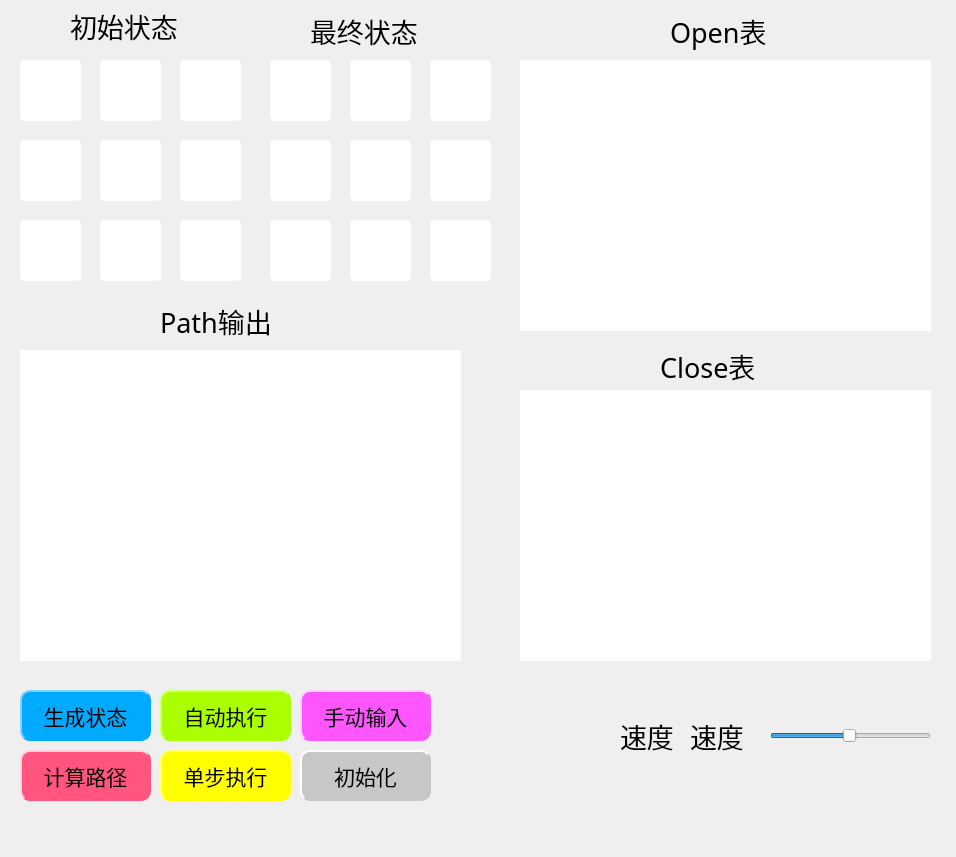
This is mainwindow.ui in dalao-li/Bashuma as Qt 5 draws it before an edit. The edited form follows.
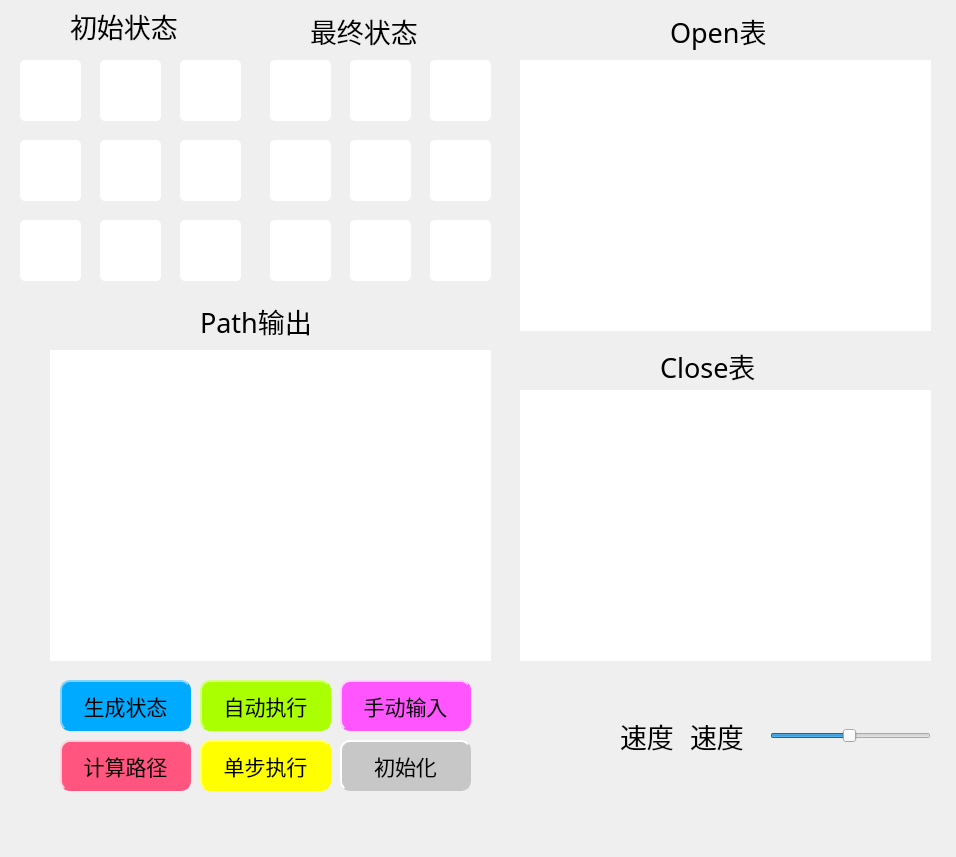
This is the edited form.

Commit message: 修复了未清空vector导致的BUG

The edit to the form file:
```diff
--- a/mainwindow.ui
+++ b/mainwindow.ui
@@ -53,7 +53,7 @@
    <widget class="QTextBrowser" name="pathTextBrowser">
     <property name="geometry">
      <rect>
-      <x>20</x>
+      <x>50</x>
       <y>350</y>
       <width>441</width>
       <height>311</height>
@@ -523,7 +523,7 @@
    <widget class="QLabel" name="label_5">
     <property name="geometry">
      <rect>
-      <x>160</x>
+      <x>200</x>
       <y>290</y>
       <width>141</width>
       <height>61</height>
@@ -542,8 +542,8 @@
    <widget class="QPushButton" name="autoOuputBtn">
     <property name="geometry">
      <rect>
-      <x>160</x>
-      <y>690</y>
+      <x>200</x>
+      <y>680</y>
       <width>131</width>
       <height>51</height>
      </rect>
@@ -569,8 +569,8 @@
    <widget class="QPushButton" name="autoInputBtn">
     <property name="geometry">
      <rect>
-      <x>20</x>
-      <y>690</y>
+      <x>60</x>
+      <y>680</y>
       <width>131</width>
       <height>51</height>
      </rect>
@@ -598,8 +598,8 @@
    <widget class="QPushButton" name="clearBtn">
     <property name="geometry">
      <rect>
-      <x>300</x>
-      <y>750</y>
+      <x>340</x>
+      <y>740</y>
       <width>131</width>
       <height>51</height>
      </rect>
@@ -625,8 +625,8 @@
    <widget class="QPushButton" name="manuOuputBtn">
     <property name="geometry">
      <rect>
-      <x>160</x>
-      <y>750</y>
+      <x>200</x>
+      <y>740</y>
       <width>131</width>
       <height>51</height>
      </rect>
@@ -686,8 +686,8 @@
    <widget class="QPushButton" name="findPathBtn">
     <property name="geometry">
      <rect>
-      <x>20</x>
-      <y>750</y>
+      <x>60</x>
+      <y>740</y>
       <width>131</width>
       <height>51</height>
      </rect>
@@ -757,8 +757,8 @@
    <widget class="QPushButton" name="manuInputBtn">
     <property name="geometry">
      <rect>
-      <x>300</x>
-      <y>690</y>
+      <x>340</x>
+      <y>680</y>
       <width>131</width>
       <height>51</height>
      </rect>
```
The commit also changes 2 other files.
